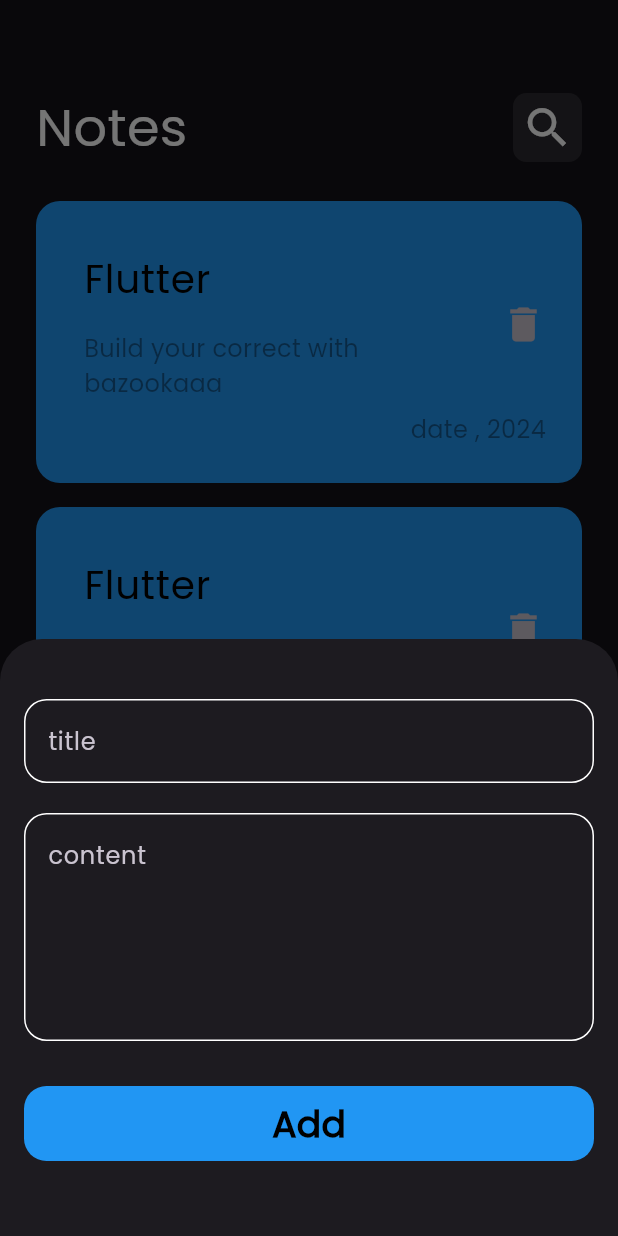
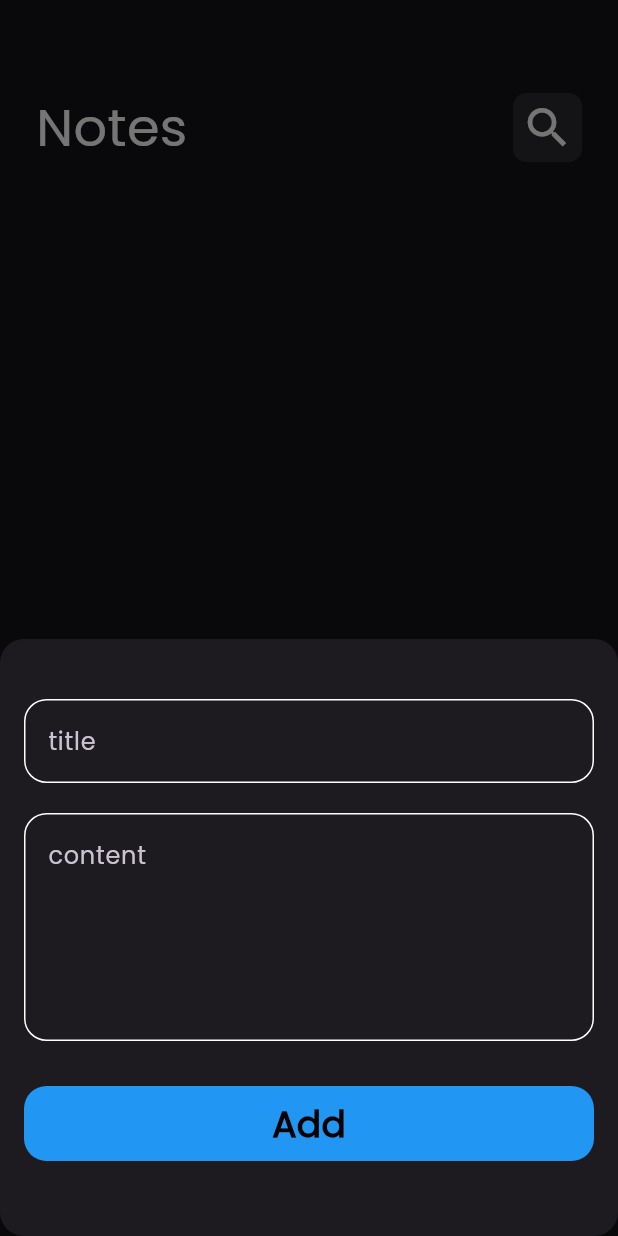
Before and after one commit to Elbaz0/notes_app, a Flutter app: the screen it shows after launch, after a tap on the "add" icon, on a phone screen of 412 x 824 dp. Run offline on Flutter 3.47's test engine with Material 3 defaults, Android fonts, the phone set to English and light mode, and no system bars; our stand-ins replace bloc, device_preview, flutter_bloc, hive, hive_flutter; accounts and stored records are empty.

Commit message:
some change to correct project

```diff
--- a/lib/cubits/Notes_cubit/notes_cubit.dart
+++ b/lib/cubits/Notes_cubit/notes_cubit.dart
@@ -8,17 +8,10 @@ part 'notes_state.dart';
 
 class NotesCubit extends Cubit<NotesState> {
   NotesCubit() : super(NotesInitial());
+  List<notes_model>? notes;
+  view_notes() {
+    var notesBox = Hive.box<notes_model>(Kboxname);
 
-  view_notes() {
-    try {
-      var noteBox = Hive.box<notes_model>(Kboxname);
-      emit(
-        Notesuccess(
-          noteBox.values.toList(),
-        ),
-      );
-    } catch (e) {
-      Notefaild(e.toString());
-    }
+    notes = notesBox.values.toList();
   }
 }
--- a/lib/cubits/Notes_cubit/notes_state.dart
+++ b/lib/cubits/Notes_cubit/notes_state.dart
@@ -4,17 +4,3 @@ part of 'notes_cubit.dart';
 sealed class NotesState {}
 
 final class NotesInitial extends NotesState {}
-
-final class Noteloading extends NotesState {}
-
-final class Notesuccess extends NotesState {
-  final List<notes_model> list_data;
-
-  Notesuccess(this.list_data);
-}
-
-final class Notefaild extends NotesState {
-  final String erroremsg;
-
-  Notefaild(this.erroremsg);
-}
--- a/lib/cubits/add_note_cubit/add_note_cubit.dart
+++ b/lib/cubits/add_note_cubit/add_note_cubit.dart
@@ -11,13 +11,13 @@ class AddNoteCubit extends Cubit<AddNoteCubitState> {
   AddNoteCubit() : super(AddNoteCubitInitial());
 
   add_note(notes_model note) async {
-    AddNoteloading();
+    emit(AddNoteloading());
     try {
-      var noteBox = Hive.box(Kboxname);
+      var noteBox = Hive.box<notes_model>(Kboxname);
       await noteBox.add(note);
       emit(AddNotesuccess());
     } catch (e) {
-      AddNotefaild(e.toString());
+      emit(AddNotefaild(e.toString()));
     }
   }
 }
--- a/lib/main.dart
+++ b/lib/main.dart
@@ -17,7 +17,8 @@ void main() async {
   await Hive.openBox<notes_model>(Kboxname);
 
   runApp(
-    DevicePreview(enabled: !kReleaseMode, builder: (context) => MyApp_Notes()),
+    // DevicePreview(enabled: !kReleaseMode, builder: (context) => MyApp_Notes()),
+    MyApp_Notes(),
   );
 }
 
@@ -27,8 +28,8 @@ class MyApp_Notes extends StatelessWidget {
   @override
   Widget build(BuildContext context) {
     return MaterialApp(
-      locale: DevicePreview.locale(context),
-      builder: DevicePreview.appBuilder,
+      // locale: DevicePreview.locale(context),
+      // builder: DevicePreview.appBuilder,
       theme: ThemeData(
         brightness: Brightness.dark,
         fontFamily: "Poppins",
--- a/lib/views/notes.dart
+++ b/lib/views/notes.dart
@@ -1,4 +1,7 @@
 import 'package:flutter/material.dart';
+import 'package:flutter_bloc/flutter_bloc.dart';
+import 'package:note_app/cubits/Notes_cubit/notes_cubit.dart';
+import 'package:note_app/widget/Show_Modal_bottom_sheet.dart';
 import 'package:note_app/widget/notes_body.dart';
 
 class Notes_page extends StatelessWidget {
@@ -6,6 +9,26 @@ class Notes_page extends StatelessWidget {
 
   @override
   Widget build(BuildContext context) {
-    return Notes_body();
+    return BlocProvider(
+      create: (context) => NotesCubit(),
+      child: Scaffold(
+        resizeToAvoidBottomInset: false,
+        floatingActionButton: FloatingActionButton(
+          onPressed: () {
+            showModalBottomSheet(
+                isScrollControlled: true,
+                shape: RoundedRectangleBorder(
+                  borderRadius: BorderRadius.circular(16),
+                ),
+                context: context,
+                builder: (context) {
+                  return const Show_Modal_bottom_sheet();
+                });
+          },
+          child: const Icon(Icons.add),
+        ),
+        body: const Notes_body(),
+      ),
+    );
   }
 }
--- a/lib/widget/Validate_show_modal.dart
+++ b/lib/widget/Validate_show_modal.dart
@@ -54,6 +54,7 @@ class _Validate_show_modalState extends State<Validate_show_modal> {
                 ontap: () {
                   if (formkey.currentState!.validate()) {
                     formkey.currentState!.save();
+
                     BlocProvider.of<AddNoteCubit>(context).add_note(
                       notes_model(
                         title: title!,
--- a/lib/widget/custem_button.dart
+++ b/lib/widget/custem_button.dart
@@ -1,7 +1,7 @@
 import 'package:flutter/material.dart';
 
 class custem_Bottom extends StatelessWidget {
-  const custem_Bottom({super.key, required this.ontap, this.isloading = false});
+  const custem_Bottom({super.key, this.ontap, this.isloading = false});
   final void Function()? ontap;
   final bool isloading;
   @override
@@ -15,17 +15,22 @@ class custem_Bottom extends StatelessWidget {
             borderRadius: BorderRadius.circular(15), color: Colors.blue),
         child: Center(
           child: isloading
-                ? CircularProgressIndicator(
+              ? const SizedBox(
+                  height: 24,
+                  width: 24,
+                  child: CircularProgressIndicator(
                     color: Colors.black,
+                  ),
                 )
-                : Text(
+              : const Text(
                   "Add",
                   style: TextStyle(
                     color: Colors.black,
                     fontSize: 24,
                     fontWeight: FontWeight.bold,
                   ),
-                  )),
+                ),
+        ),
       ),
     );
   }
--- a/lib/widget/listview_notes.dart
+++ b/lib/widget/listview_notes.dart
@@ -1,4 +1,7 @@
 import 'package:flutter/material.dart';
+import 'package:flutter_bloc/flutter_bloc.dart';
+import 'package:note_app/cubits/Notes_cubit/notes_cubit.dart';
+import 'package:note_app/models/note_model.dart';
 import 'package:note_app/widget/notes_item_widget.dart';
 
 class listview_notes extends StatelessWidget {
@@ -6,9 +9,12 @@ class listview_notes extends StatelessWidget {
 
   @override
   Widget build(BuildContext context) {
+    return BlocBuilder<NotesCubit, NotesState>(
+      builder: (context, state) {
+        List<notes_model> notes = BlocProvider.of<NotesCubit>(context).notes!;
         return ListView.builder(
           padding: EdgeInsets.zero,
-      itemCount: 10,
+          itemCount: notes.length,
           itemBuilder: (context, index) {
             return const Padding(
               padding: EdgeInsets.symmetric(vertical: 8),
@@ -16,5 +22,7 @@ class listview_notes extends StatelessWidget {
             );
           },
         );
+      },
+    );
   }
 }
--- a/lib/widget/notes_body.dart
+++ b/lib/widget/notes_body.dart
@@ -5,27 +5,23 @@ import 'package:note_app/widget/Show_Modal_bottom_sheet.dart';
 import 'package:note_app/widget/app_bar.dart';
 import 'package:note_app/widget/listview_notes.dart';
 
-class Notes_body extends StatelessWidget {
+class Notes_body extends StatefulWidget {
   const Notes_body({super.key});
 
   @override
+  State<Notes_body> createState() => _Notes_bodyState();
+}
+
+class _Notes_bodyState extends State<Notes_body> {
+  @override
+  void initState() {
+    BlocProvider.of<NotesCubit>(context).view_notes();
+    super.initState();
+  }
+
+  @override
   Widget build(BuildContext context) {
-    return BlocProvider(
-      create: (context) => NotesCubit(),
-      child: Scaffold(
-        floatingActionButton: FloatingActionButton(
-          onPressed: () {
-            showModalBottomSheet(
-              isScrollControlled: true,
-              context: context,
-              builder: (context) {
-                return const Show_Modal_bottom_sheet();
-              },
-            );
-          },
-          child: const Icon(Icons.add),
-        ),
-        body: const Padding(
+    return const Padding(
       padding: EdgeInsets.symmetric(horizontal: 24),
       child: Column(children: [
         SizedBox(
@@ -40,8 +36,6 @@ class Notes_body extends StatelessWidget {
         ),
         Expanded(child: listview_notes()),
       ]),
-        ),
-      ),
     );
   }
 }
--- a/lib/widget/notes_item_widget.dart
+++ b/lib/widget/notes_item_widget.dart
@@ -21,8 +21,8 @@ class notes_item_widget extends StatelessWidget {
             crossAxisAlignment: CrossAxisAlignment.end,
             children: [
               ListTile(
-                title: Padding(
-                  padding: const EdgeInsets.only(bottom: 16),
+                title: const Padding(
+                  padding: EdgeInsets.only(bottom: 16),
                   child: Text(
                     'Flutter',
                     style: TextStyle(fontSize: 26, color: Colors.black),
@@ -35,7 +35,7 @@ class notes_item_widget extends StatelessWidget {
                     color: Colors.black.withOpacity(0.4),
                   ),
                 ),
-                trailing: Icon(
+                trailing: const Icon(
                   Icons.delete,
                   size: 30,
                 ),
@@ -46,7 +46,7 @@ class notes_item_widget extends StatelessWidget {
                   'date , 2024',
                   style: TextStyle(
                     fontSize: 16,
-                    color: Color.fromARGB(255, 0, 0, 0).withOpacity(0.4),
+                    color: const Color.fromARGB(255, 0, 0, 0).withOpacity(0.4),
                   ),
                 ),
               )
```
Lines whose indentation alone changed are shown as unchanged.
